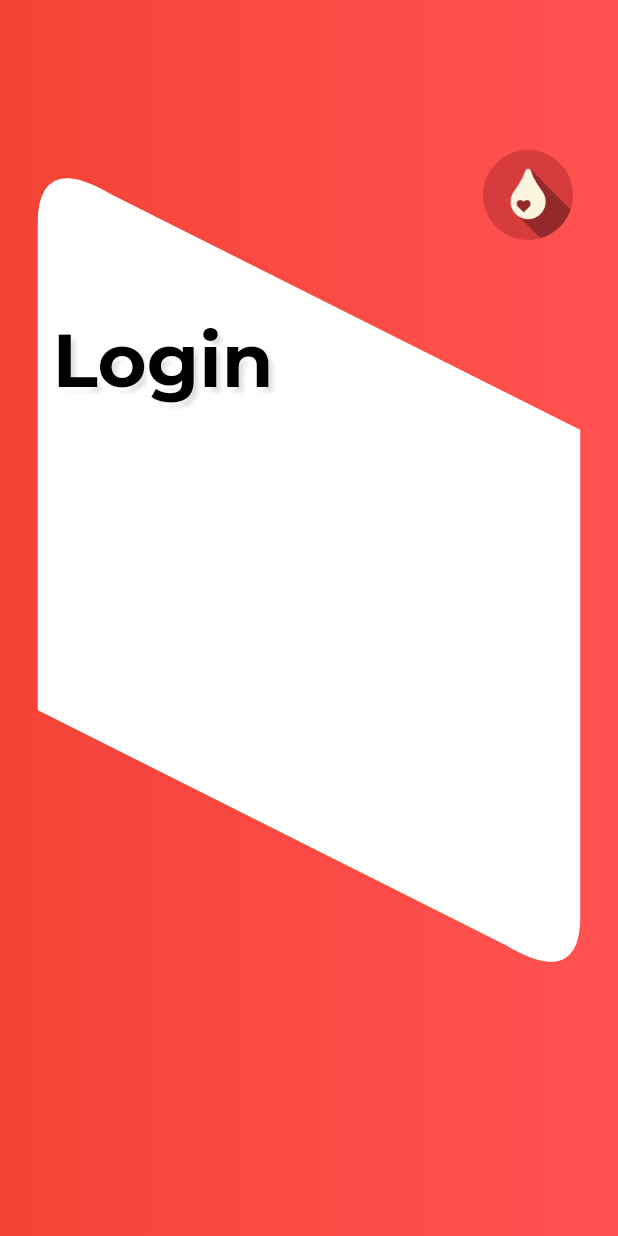
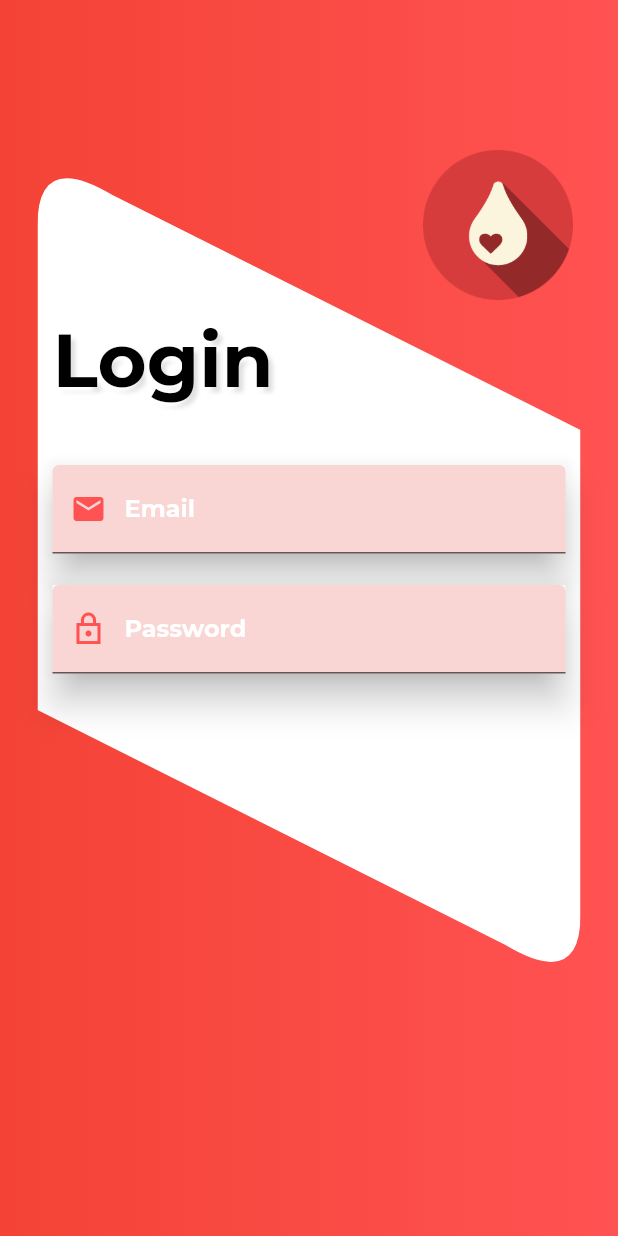
Before and after one commit to SanManke/don_de_sang_0.1, a Flutter app: the LoginPage screen opened directly, on a phone screen of 412 x 824 dp. Run offline on Flutter 3.47's test engine with Material 2 defaults, Android fonts, the phone set to English and light mode, and no system bars; our stand-ins replace animated_bottom_navigation_bar, cloud_firestore, firebase_auth, firebase_core, flutter_tindercard, google_fonts and 1 more; accounts and stored records are empty.

Commit message:
login_page.dart designed

```diff
--- a/lib/login_page.dart
+++ b/lib/login_page.dart
@@ -7,6 +7,7 @@ class LoginPage extends StatelessWidget {
     Size size = MediaQuery.of(context).size;
     return SafeArea(
       child: Scaffold(
+        resizeToAvoidBottomInset: true,
         body: Container(
           height: size.height,
           width: size.width,
@@ -38,8 +39,8 @@ class LoginPage extends StatelessWidget {
                     child: Container(
                       child: Image.asset(
                         "assets/blood_icon.jpg",
-                        width: 60,
-                        height: 60,
+                        width: 100,
+                        height: 100,
                       ),
                     ),
                   ),
@@ -67,6 +68,8 @@ class LoginPage extends StatelessWidget {
                       ),
                     ),
                   ),
+                  input("Email", false),
+                  input("Password", true),
                 ],
               ),
             ],
@@ -81,6 +84,7 @@ Widget input(String name, bool pass)
 {
   return Positioned(
     left: 10,
+    right: 10,
     top: pass? 290 : 210,
     child: Material(
       elevation: 10,
@@ -92,7 +96,7 @@ Widget input(String name, bool pass)
             filled: true,
             labelText: name,
             labelStyle: GoogleFonts.montserrat(
-              color: Colors.black.withOpacity(0.7),
+              color: Colors.white,
               fontWeight: FontWeight.bold,
               fontSize: 16,
             ),
--- a/lib/main.dart
+++ b/lib/main.dart
@@ -15,6 +15,7 @@ class MyApp extends StatelessWidget {
   @override
   Widget build(BuildContext context) {
     return MaterialApp(
+      debugShowCheckedModeBanner: false,
       home: SplashScreen(
         imageBackground: AssetImage("assets/bloodwalk.gif"),
         navigateAfterSeconds: HomePage(),
--- a/lib/screens/feed_screen.dart
+++ b/lib/screens/feed_screen.dart
@@ -25,7 +25,7 @@ class _FeedScreenState extends State<FeedScreen> {
             if (snapshot.data.docs.length != 0) {
               CardController controller = CardController();
               Timer(Duration(seconds: 5), () {
-                controller.triggerLeft();
+                controller?.triggerLeft();
               });
               return TinderSwapCard(
                 orientation: AmassOrientation.BOTTOM,
```
Also changed, not shown: lib/home_page.dart (+1 -39 lines).
